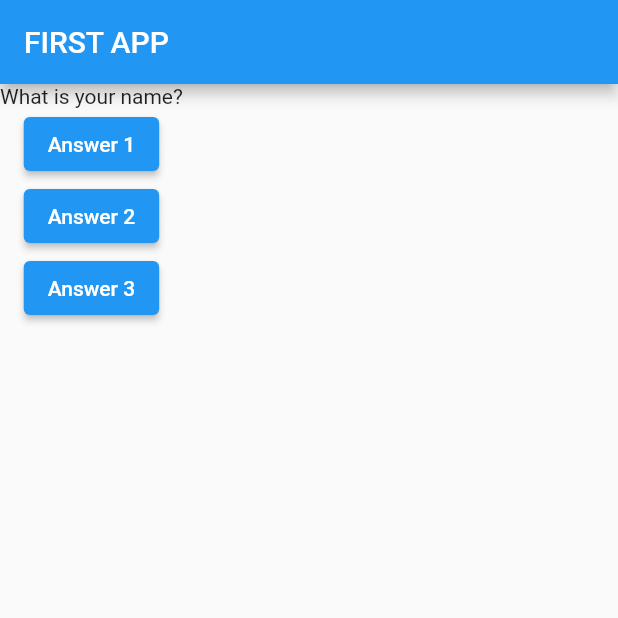
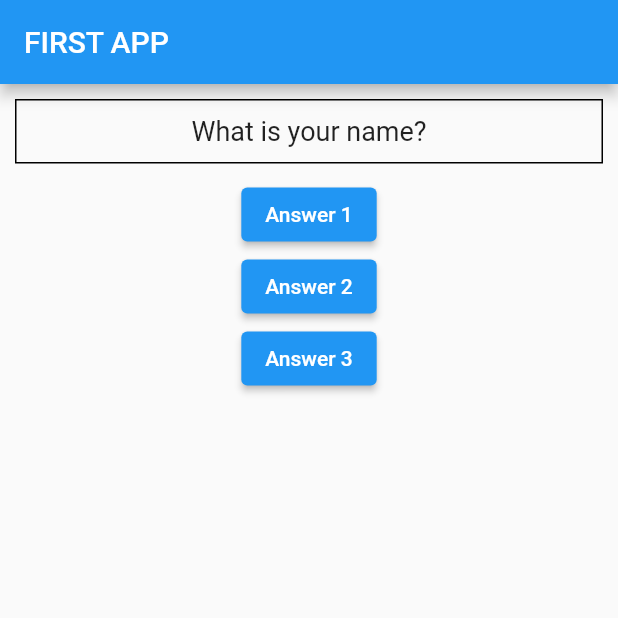
Before and after one commit to thedarkalchemist16/Flutter-quiz-app, a Flutter app: the screen it shows after launch, on a phone screen of 412 x 824 dp, the top half of it. Run offline on Flutter 3.47's test engine with Material 2 defaults, Android fonts, the phone set to English and light mode, and no system bars.

Commit message:
second commit

```diff
--- a/lib/question.dart
+++ b/lib/question.dart
@@ -1,3 +1,5 @@
+// ignore_for_file: sort_child_properties_last, prefer_const_constructors, duplicate_ignore
+
 import 'package:flutter/material.dart';
 
 class Question extends StatelessWidget {
@@ -7,6 +9,20 @@ class Question extends StatelessWidget {
 
   @override
   Widget build(BuildContext context) {
-    return Text(questionText);
+    return Container(
+        child: Text(
+          questionText,
+          textAlign: TextAlign.center,
+          // ignore: prefer_const_constructors
+          style: TextStyle(
+            fontSize: 18,
+          ),
+        ),
+        width: double.infinity,
+        margin: EdgeInsets.all(10),
+        padding: EdgeInsets.all(10),
+        decoration: BoxDecoration(
+          border: Border.all(),
+        ));
   }
 }
```
